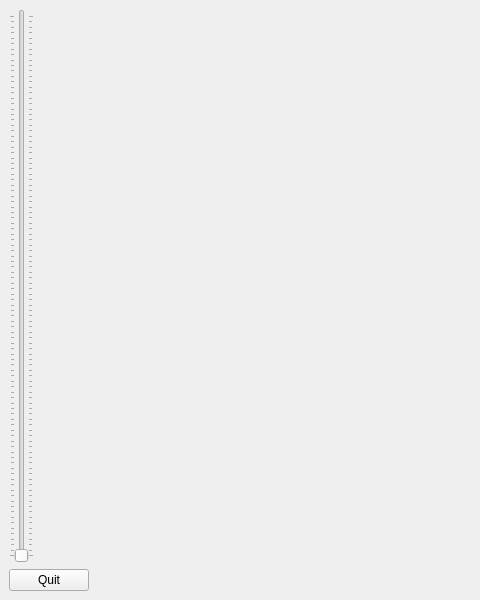
Old version of the form mainwindow.ui in the repository l0th3r/OpenViewer; both pictures show x 0 to 480 and y 0 to 600 of the 800 by 600 pixel window.
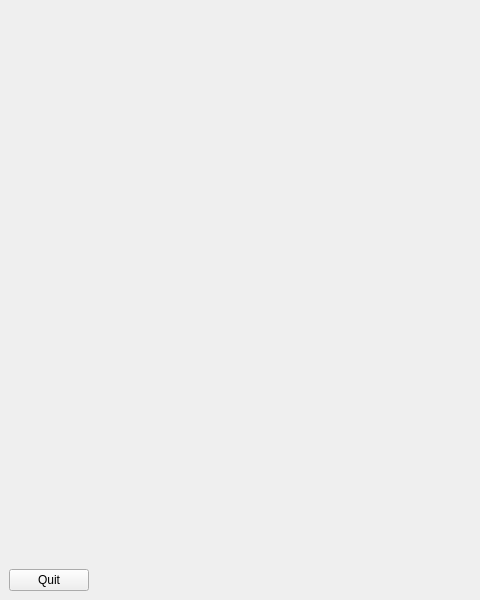
New version of the form. Custom widgets are drawn as their Qt base class.

The edit to the form file:
```diff
--- a/mainwindow.ui
+++ b/mainwindow.ui
@@ -30,21 +30,17 @@
     <item>
      <layout class="QVBoxLayout" name="LeftToolbar">
       <item>
-       <layout class="QVBoxLayout" name="LeftLayout">
-        <item>
-         <widget class="QSlider" name="SliderPaint">
-          <property name="contextMenuPolicy">
-           <enum>Qt::NoContextMenu</enum>
-          </property>
+       <spacer name="verticalSpacer">
           <property name="orientation">
            <enum>Qt::Vertical</enum>
           </property>
-          <property name="tickPosition">
-           <enum>QSlider::TicksBothSides</enum>
-          </property>
-         </widget>
-        </item>
-       </layout>
+        <property name="sizeHint" stdset="0">
+         <size>
+          <width>20</width>
+          <height>40</height>
+         </size>
+        </property>
+       </spacer>
       </item>
       <item>
        <widget class="QPushButton" name="QuitButton">
```
Lines whose indentation alone changed are shown as unchanged.
